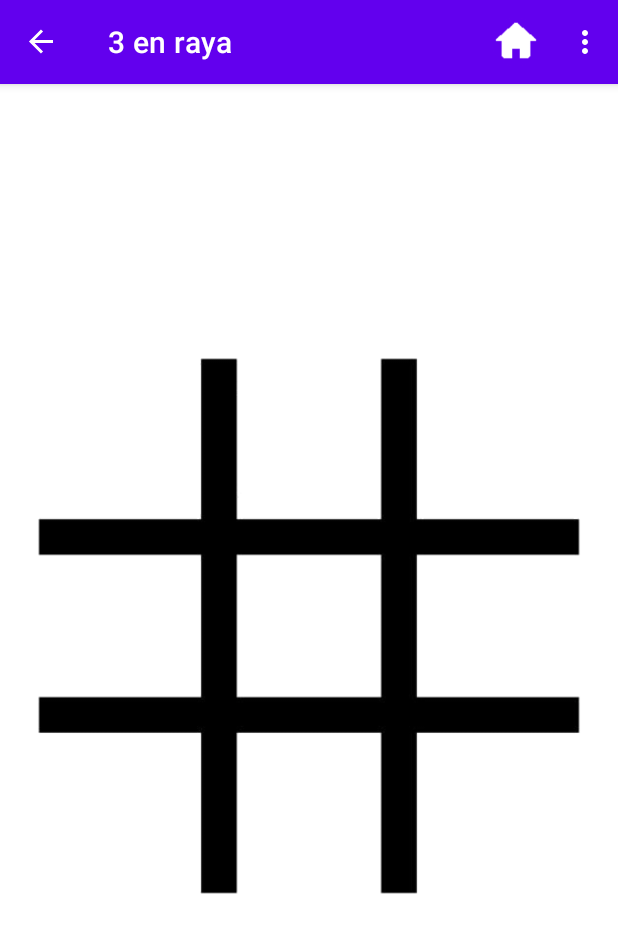
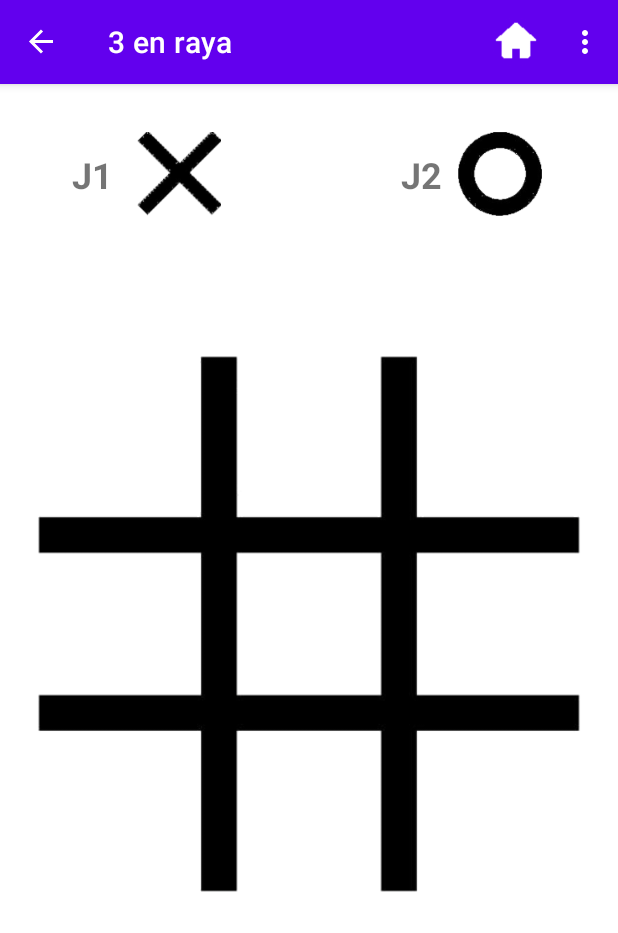
Before and after one commit to abcerrar/GamePocket, an Android app: the puzzle_tresraya screen opened through its navigation route, on a phone screen of 412 x 824 dp. Shown: the top 933 px of the screen. Run offline under Robolectric (Android 15) with nearby library versions, the phone set to English and light mode, and no system bars; our stand-ins replace Firebase (no records; nobody signed in at launch, a user with empty details on screens opened directly), navigation-ui.

Commit message:
3 en raya jvj terminado

```diff
--- a/app/src/main/res/layout/fragment_home.xml
+++ b/app/src/main/res/layout/fragment_home.xml
@@ -162,7 +162,7 @@
                         android:layout_height="60dp"
                         android:layout_gravity="bottom|center"
                         android:layout_marginTop="10dp"
-                        android:src="@drawable/porcentajes" />
+                        android:src="@drawable/logotresraya" />
                 </LinearLayout>
             </LinearLayout>
 
--- a/app/src/main/res/layout/fragment_puzzle_tresraya.xml
+++ b/app/src/main/res/layout/fragment_puzzle_tresraya.xml
@@ -17,7 +17,7 @@
         app:layout_constraintHorizontal_bias="0.0"
         app:layout_constraintStart_toStartOf="parent"
         app:layout_constraintTop_toTopOf="parent"
-        app:layout_constraintVertical_bias="0.438" />
+        app:layout_constraintVertical_bias="0.435" />
 
     <ImageView
         android:id="@+id/ficha32"
@@ -27,30 +27,6 @@
         app:layout_constraintBottom_toBottomOf="@+id/imageView7"
         app:layout_constraintEnd_toEndOf="@+id/imageView7"
         app:layout_constraintHorizontal_bias="0.498"
-        app:layout_constraintStart_toStartOf="@+id/imageView7"
-        app:layout_constraintTop_toTopOf="@+id/imageView7"
-        app:layout_constraintVertical_bias="0.878" />
-
-    <ImageView
-        android:id="@+id/ficha31"
-        android:layout_width="80dp"
-        android:layout_height="80dp"
-
-        app:layout_constraintBottom_toBottomOf="@+id/imageView7"
-        app:layout_constraintEnd_toEndOf="@+id/imageView7"
-        app:layout_constraintHorizontal_bias="0.12"
-        app:layout_constraintStart_toStartOf="@+id/imageView7"
-        app:layout_constraintTop_toTopOf="@+id/imageView7"
-        app:layout_constraintVertical_bias="0.878" />
-
-    <ImageView
-        android:id="@+id/ficha33"
-        android:layout_width="80dp"
-        android:layout_height="80dp"
-
-        app:layout_constraintBottom_toBottomOf="@+id/imageView7"
-        app:layout_constraintEnd_toEndOf="@+id/imageView7"
-        app:layout_constraintHorizontal_bias="0.861"
         app:layout_constraintStart_toStartOf="@+id/imageView7"
         app:layout_constraintTop_toTopOf="@+id/imageView7"
         app:layout_constraintVertical_bias="0.878" />
@@ -66,6 +42,54 @@
         app:layout_constraintStart_toStartOf="@+id/imageView7"
         app:layout_constraintTop_toTopOf="@+id/imageView7"
         app:layout_constraintVertical_bias="0.496" />
+
+    <ImageView
+        android:id="@+id/ficha11"
+        android:layout_width="80dp"
+        android:layout_height="80dp"
+
+        app:layout_constraintBottom_toBottomOf="@+id/imageView7"
+        app:layout_constraintEnd_toEndOf="@+id/imageView7"
+        app:layout_constraintHorizontal_bias="0.123"
+        app:layout_constraintStart_toStartOf="@+id/imageView7"
+        app:layout_constraintTop_toTopOf="@+id/imageView7"
+        app:layout_constraintVertical_bias="0.118" />
+
+    <ImageView
+        android:id="@+id/ficha13"
+        android:layout_width="80dp"
+        android:layout_height="80dp"
+
+        app:layout_constraintBottom_toBottomOf="@+id/imageView7"
+        app:layout_constraintEnd_toEndOf="@+id/imageView7"
+        app:layout_constraintHorizontal_bias="0.864"
+        app:layout_constraintStart_toStartOf="@+id/imageView7"
+        app:layout_constraintTop_toTopOf="@+id/imageView7"
+        app:layout_constraintVertical_bias="0.118" />
+
+    <ImageView
+        android:id="@+id/ficha12"
+        android:layout_width="80dp"
+        android:layout_height="80dp"
+
+        app:layout_constraintBottom_toBottomOf="@+id/imageView7"
+        app:layout_constraintEnd_toEndOf="@+id/imageView7"
+        app:layout_constraintHorizontal_bias="0.501"
+        app:layout_constraintStart_toStartOf="@+id/imageView7"
+        app:layout_constraintTop_toTopOf="@+id/imageView7"
+        app:layout_constraintVertical_bias="0.118" />
+
+    <ImageView
+        android:id="@+id/ficha33"
+        android:layout_width="80dp"
+        android:layout_height="80dp"
+
+        app:layout_constraintBottom_toBottomOf="@+id/imageView7"
+        app:layout_constraintEnd_toEndOf="@+id/imageView7"
+        app:layout_constraintHorizontal_bias="0.861"
+        app:layout_constraintStart_toStartOf="@+id/imageView7"
+        app:layout_constraintTop_toTopOf="@+id/imageView7"
+        app:layout_constraintVertical_bias="0.878" />
 
     <ImageView
         android:id="@+id/ficha21"
@@ -92,37 +116,63 @@
         app:layout_constraintVertical_bias="0.496" />
 
     <ImageView
-        android:id="@+id/ficha11"
+        android:id="@+id/ficha31"
         android:layout_width="80dp"
         android:layout_height="80dp"
 
         app:layout_constraintBottom_toBottomOf="@+id/imageView7"
         app:layout_constraintEnd_toEndOf="@+id/imageView7"
-        app:layout_constraintHorizontal_bias="0.123"
+        app:layout_constraintHorizontal_bias="0.12"
         app:layout_constraintStart_toStartOf="@+id/imageView7"
         app:layout_constraintTop_toTopOf="@+id/imageView7"
-        app:layout_constraintVertical_bias="0.118" />
+        app:layout_constraintVertical_bias="0.878" />
 
     <ImageView
-        android:id="@+id/ficha12"
-        android:layout_width="80dp"
-        android:layout_height="80dp"
-
-        app:layout_constraintBottom_toBottomOf="@+id/imageView7"
-        app:layout_constraintEnd_toEndOf="@+id/imageView7"
-        app:layout_constraintStart_toStartOf="@+id/imageView7"
-        app:layout_constraintTop_toTopOf="@+id/imageView7"
-        app:layout_constraintVertical_bias="0.118" />
+        android:id="@+id/imageView17"
+        android:layout_width="60dp"
+        android:layout_height="56dp"
+        android:layout_marginTop="32dp"
+        android:layout_marginEnd="244dp"
+        android:src="@drawable/aspa"
+        app:layout_constraintEnd_toEndOf="parent"
+        app:layout_constraintHorizontal_bias="0.437"
+        app:layout_constraintStart_toEndOf="@+id/textView7"
+        app:layout_constraintTop_toTopOf="parent" />
 
     <ImageView
-        android:id="@+id/ficha13"
-        android:layout_width="80dp"
-        android:layout_height="80dp"
+        android:id="@+id/imageView20"
+        android:layout_width="60dp"
+        android:layout_height="56dp"
+        android:layout_marginStart="228dp"
+        android:layout_marginTop="32dp"
+        android:src="@drawable/circulo"
+        app:layout_constraintStart_toEndOf="@+id/textView7"
+        app:layout_constraintTop_toTopOf="parent" />
 
-        app:layout_constraintBottom_toBottomOf="@+id/imageView7"
-        app:layout_constraintEnd_toEndOf="@+id/imageView7"
-        app:layout_constraintHorizontal_bias="0.864"
-        app:layout_constraintStart_toStartOf="@+id/imageView7"
-        app:layout_constraintTop_toTopOf="@+id/imageView7"
-        app:layout_constraintVertical_bias="0.118" />
+    <TextView
+        android:id="@+id/textView13"
+        android:layout_width="wrap_content"
+        android:layout_height="wrap_content"
+        android:layout_marginTop="44dp"
+        android:text="J2"
+        android:textSize="24sp"
+        android:textStyle="bold"
+        app:layout_constraintEnd_toEndOf="parent"
+        app:layout_constraintHorizontal_bias="0.695"
+        app:layout_constraintStart_toStartOf="parent"
+        app:layout_constraintTop_toTopOf="parent" />
+
+    <TextView
+        android:id="@+id/textView7"
+        android:layout_width="wrap_content"
+        android:layout_height="wrap_content"
+        android:layout_marginTop="44dp"
+        android:text="J1"
+        android:textSize="24sp"
+        android:textStyle="bold"
+        app:layout_constraintEnd_toEndOf="parent"
+        app:layout_constraintHorizontal_bias="0.125"
+        app:layout_constraintStart_toStartOf="parent"
+        app:layout_constraintTop_toTopOf="parent" />
+
 </androidx.constraintlayout.widget.ConstraintLayout>
```
Also changed, not shown: app/src/main/java/com/example/tfg_nd/User.java (+45 -0 lines), app/src/main/java/com/example/tfg_nd/puzzle_tresraya.java (+48 -9 lines), app/src/main/res/drawable/logotresraya.png (added).
